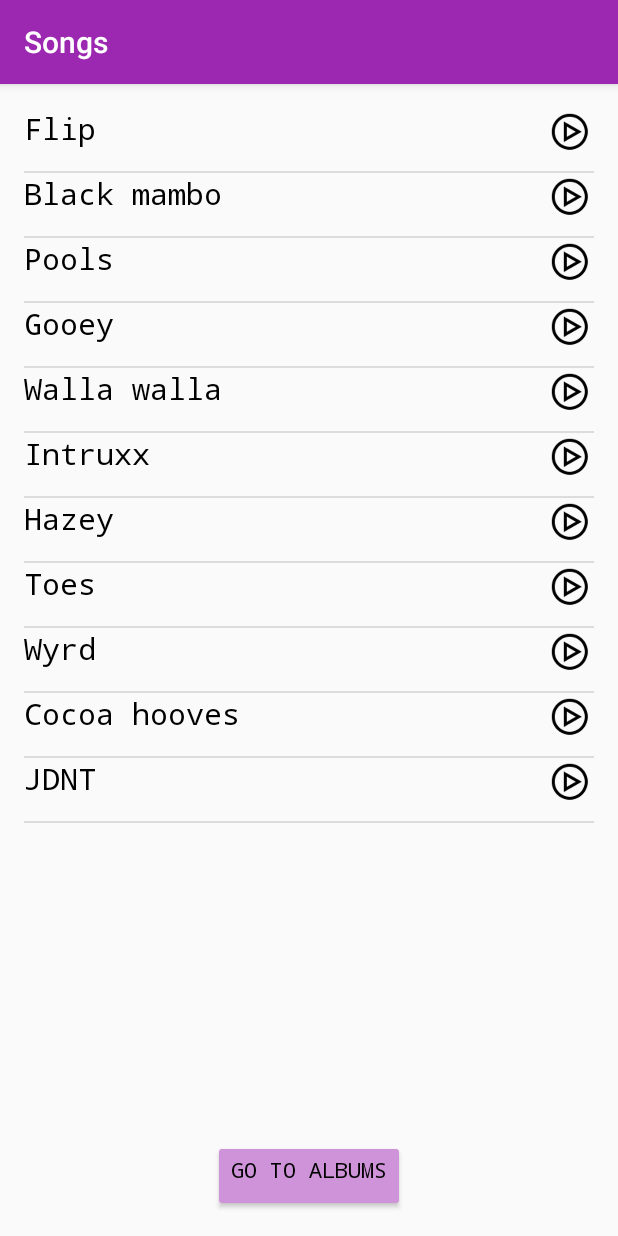
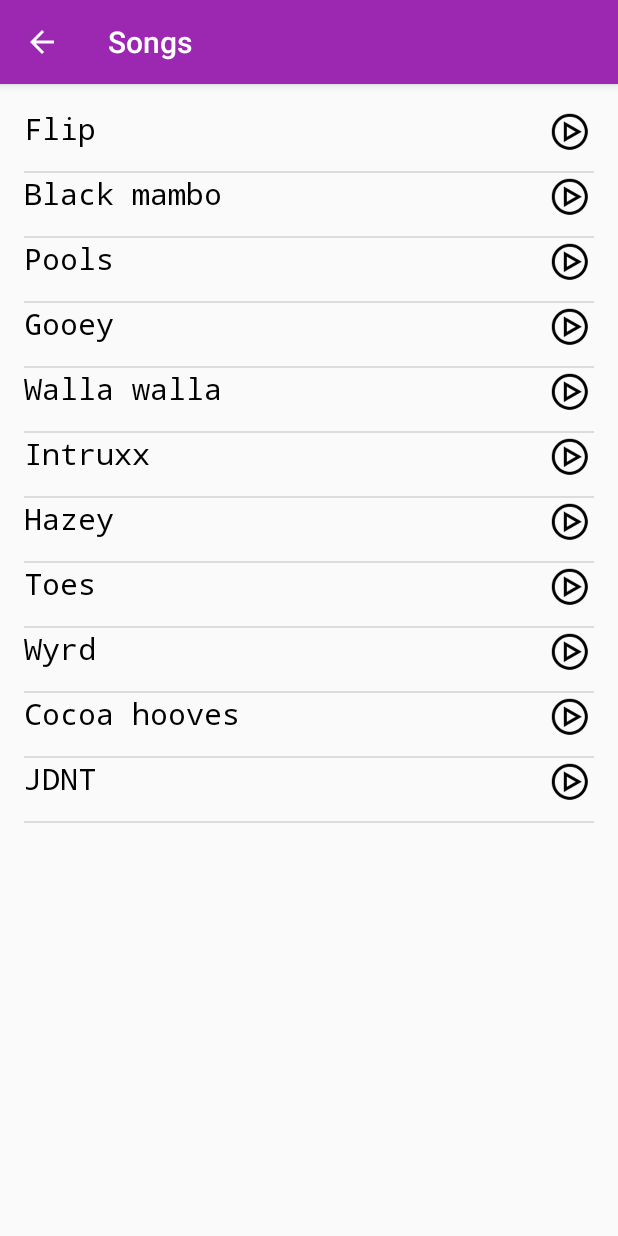
Before and after one commit to mariaLeoveanu/MusicApp, an Android app: the screen it shows after launch (SongsActivity), after a tap on "Zaba", on a phone screen of 412 x 824 dp. Run offline under Robolectric (Android 15) with nearby library versions, the phone set to English and light mode, and no system bars.

Commit message:
Remove back button at the button of the screen, add instead the one action bar

```diff
--- a/app/src/main/AndroidManifest.xml
+++ b/app/src/main/AndroidManifest.xml
@@ -18,11 +18,13 @@
         </activity>
         <activity android:name=".SongsActivity"
             android:label="@string/songs_label"
-            android:theme="@style/SongsTheme" />
+            android:theme="@style/SongsTheme"
+            android:parentActivityName=".MainActivity"/>
 
         <activity android:name=".MusicPlayer"
             android:label="@string/now_playing_label"
-            android:theme="@style/NowPlayingTheme" />
+            android:theme="@style/NowPlayingTheme"
+            android:parentActivityName=".SongsActivity"/>
 
     </application>
 
--- a/app/src/main/java/com/example/android/mymusic/Album.java
+++ b/app/src/main/java/com/example/android/mymusic/Album.java
@@ -1,7 +1,6 @@
 package com.example.android.mymusic;
 
 import java.io.Serializable;
-import java.util.ArrayList;
 
 /**
  * Created by Maria on 25.02.2018.
@@ -12,14 +11,12 @@ public class Album implements Serializable {
     private String albumName;
     private String artist;
     private int numberOfSongs;
-    private ArrayList<Song> songs = new ArrayList<>();
 
-    public Album(int imageID, String nameAlbum, String albumArtist, int numOfSongs, ArrayList<Song> songList) {
+    public Album(int imageID, String nameAlbum, String albumArtist, int numOfSongs) {
         albumArt = imageID;
         albumName = nameAlbum;
         artist = albumArtist;
         numberOfSongs = numOfSongs;
-        songs = songList;
     }
 
     public int getAlbumArt() {
@@ -38,7 +35,4 @@ public class Album implements Serializable {
         return artist;
     }
 
-    public ArrayList<Song> getSongs() {
-        return songs;
-    }
 }
--- a/app/src/main/java/com/example/android/mymusic/AlbumAdapter.java
+++ b/app/src/main/java/com/example/android/mymusic/AlbumAdapter.java
@@ -33,7 +33,7 @@ public class AlbumAdapter extends ArrayAdapter<Album> {
         }
         Album al = getItem(position);
 
-        //set images and texts for the textviews and imageviews for albums
+        //set images and texts for the text views and image views for albums
 
         ImageView albumImage = albumView.findViewById(R.id.album_art_iv);
         albumImage.setImageResource(al.getAlbumArt());
--- a/app/src/main/java/com/example/android/mymusic/MainActivity.java
+++ b/app/src/main/java/com/example/android/mymusic/MainActivity.java
@@ -1,8 +1,9 @@
 package com.example.android.mymusic;
 
 import android.content.Intent;
+import android.content.SharedPreferences;
+import android.os.Bundle;
 import android.support.v7.app.AppCompatActivity;
-import android.os.Bundle;
 import android.view.View;
 import android.widget.AdapterView;
 import android.widget.GridView;
@@ -16,86 +17,15 @@ public class MainActivity extends AppCompatActivity {
         super.onCreate(savedInstanceState);
         setContentView(R.layout.activity_albums);
 
-        //songs in DNA album
-        ArrayList<Song> songsDNA = new ArrayList<>();
-        songsDNA.add(new Song("BLOOD", "Kendrick Lamar", "1:58"));
-        songsDNA.add(new Song("DNA", "Kendrick Lamar", "3:05"));
-        songsDNA.add(new Song("YAH", "Kendrick Lamar", "2:40"));
-        songsDNA.add(new Song("ELEMENT", "Kendrick Lamar", "3:29"));
-        songsDNA.add(new Song("FEEL", "Kendrick Lamar", "3:35"));
-        songsDNA.add(new Song("LOYALTY","Kendrick Lamar", "3:48"));
-        songsDNA.add(new Song("PRIDE", "Kendrick Lamar", "4:35"));
-        songsDNA.add(new Song("HUMBLE", "Kendrick Lamar", "2:57"));
-        songsDNA.add(new Song("LUST", "Kendrick Lamar", "5:08"));
-        songsDNA.add(new Song("LOVE", "Kendrick Lamar","3:33"));
-        songsDNA.add(new Song("XXX", "Kendrick Lamar", "4:14"));
-        songsDNA.add(new Song("FEAR", "Kendrick Lamar", "7:41"));
-        songsDNA.add(new Song("GOD", "Kendrick Lamar", "4:09"));
 
-        //songs in More Life album
-        ArrayList<Song> songsMoreLife = new ArrayList<>();
-        songsMoreLife.add(new Song("Free Smoke", "Drake","2:34"));
-        songsMoreLife.add(new Song("No long talk", "Drake","2:30"));
-        songsMoreLife.add(new Song("Passionfruit","Drake", "4:59"));
-        songsMoreLife.add(new Song("Jorja interlude", "Drake", "1:48"));
-        songsMoreLife.add(new Song("Get it together", "Drake", "4:10"));
-        songsMoreLife.add(new Song("Madiba Riddim", "Drake","3:25"));
-        songsMoreLife.add(new Song("Blem", "Drake","3:37"));
-        songsMoreLife.add(new Song("4422", "Drake", "3:06"));
-        songsMoreLife.add(new Song("Gyalchester", "Drake","3:09"));
-        songsMoreLife.add(new Song("Skepta interlude", "Drake", "2:23"));
-        songsMoreLife.add(new Song("Portland", "Drake","3:57"));
-        songsMoreLife.add(new Song("Sacrifices", "Drake","5:08"));
-        songsMoreLife.add(new Song("Nothings into somethings", "Drake", "2:34"));
-        songsMoreLife.add(new Song("Teenage fever", "Drake", "3:40"));
-        songsMoreLife.add(new Song("KMT", "Drake", "2:43"));
-        songsMoreLife.add(new Song("Lose you", "Drake","5:05"));
-        songsMoreLife.add(new Song("Can't have everything", "Drake","3:49"));
-        songsMoreLife.add(new Song("Glow", "Drake","3:26"));
-        songsMoreLife.add(new Song("Since way back", "Drake","6:08"));
-        songsMoreLife.add(new Song("Free Smoke", "Drake", "2:34"));
-        songsMoreLife.add(new Song("Fake love", "Drake", "3:31"));
-        songsMoreLife.add(new Song("Ice melts", "Drake", "4:11"));
-        songsMoreLife.add(new Song("Do not disturb", "Drake", "4:44"));
+        //creating an array with the albums
+        final ArrayList<Album> albums = new ArrayList<>();
+        albums.add(new Album(R.drawable.damn, "DAMN", "Kendrick Lamar", 14));
+        albums.add(new Album(R.drawable.morelife, "More Life", "Drake", 22));
+        albums.add(new Album(R.drawable.thegetaway, "The Getaway", "Red Hot Chili Peppers", 13));
+        albums.add(new Album(R.drawable.zaba, "Zaba", "Glass Animals", 11));
 
-        //songs in The Getaway album
-        ArrayList<Song> songsTheGetAway = new ArrayList<>();
-        songsTheGetAway.add(new Song("The getaway", "Red Hot Chili Peppers", "4:10"));
-        songsTheGetAway.add(new Song("Dark necessities", "Red Hot Chili Peppers","5:02"));
-        songsTheGetAway.add(new Song("We turn red", "Red Hot Chili Peppers","3:20"));
-        songsTheGetAway.add(new Song("The longest wave", "Red Hot Chili Peppers","3:31"));
-        songsTheGetAway.add(new Song("Goodbye angels", "Red Hot Chili Peppers","4:29"));
-        songsTheGetAway.add(new Song("Sick love", "Red Hot Chili Peppers","3:41"));
-        songsTheGetAway.add(new Song("Go robot", "Red Hot Chili Peppers","4:24"));
-        songsTheGetAway.add(new Song("Feasting on the flowers", "Red Hot Chili Peppers","3:23"));
-        songsTheGetAway.add(new Song("Detroit", "Red Hot Chili Peppers","3:47"));
-        songsTheGetAway.add(new Song("This ticonderoga", "Red Hot Chili Peppers","3:35"));
-        songsTheGetAway.add(new Song("Encore", "Red Hot Chili Peppers","4:15"));
-        songsTheGetAway.add(new Song("The hunter ", "Red Hot Chili Peppers","4:00"));
-        songsTheGetAway.add(new Song("Dreams of a samurai", "Red Hot Chili Peppers","6:09"));
-
-        //songs in Zaba album
-        ArrayList<Song> songsZaba = new ArrayList<>();
-        songsZaba.add(new Song("Flip", "Glass Animals", "3:43"));
-        songsZaba.add(new Song("Black mambo", "Glass Animals", "4:09"));
-        songsZaba.add(new Song("Pools", "Glass Animals", "4:49"));
-        songsZaba.add(new Song("Gooey", "Glass Animals", "4:49"));
-        songsZaba.add(new Song("Walla walla", "Glass Animals", "3:37"));
-        songsZaba.add(new Song("Intruxx", "Glass Animals","2:49"));
-        songsZaba.add(new Song("Hazey", "Glass Animals", "4:26"));
-        songsZaba.add(new Song("Toes", "Glass Animals","4:15"));
-        songsZaba.add(new Song("Wyrd", "Glass Animals","4:06"));
-        songsZaba.add(new Song("Cocoa hooves", "Glass Animals","4:32"));
-        songsZaba.add(new Song("JDNT", "Glass Animals", "4:24"));
-
-        //creating an array with the albums that have each, one array of songs
-        final ArrayList<Album> albums = new ArrayList<>();
-        albums.add(new Album(R.drawable.damn, "DAMN", "Kendrick Lamar", 14, songsDNA));
-        albums.add(new Album(R.drawable.morelife, "More Life", "Drake", 22, songsMoreLife));
-        albums.add(new Album(R.drawable.thegetaway, "The Getaway", "Red Hot Chili Peppers",13, songsTheGetAway));
-        albums.add(new Album(R.drawable.zaba, "Zaba","Glass Animals", 11, songsZaba));
-
-        AlbumAdapter albumAdapter = new AlbumAdapter(this,albums);
+        AlbumAdapter albumAdapter = new AlbumAdapter(this, albums);
 
         //grid view where albums will be displayed
         GridView gridView = findViewById(R.id.album_grid);
@@ -106,12 +36,11 @@ public class MainActivity extends AppCompatActivity {
             @Override
             public void onItemClick(AdapterView<?> adapterView, View view, int i, long l) {
                 Intent intent = new Intent(MainActivity.this, SongsActivity.class);
-              //getting the current album that was clicked at position i
-              Album album = albums.get(i);
-
-              //sending the current album to the next activity
-              intent.putExtra("CurrentAlbum",album);
-
+                //adding the index of the clicked album in sharedPrefs
+                SharedPreferences sharedPreferences = getSharedPreferences("current index", MODE_PRIVATE);
+                SharedPreferences.Editor editor = sharedPreferences.edit();
+                editor.putInt("index of album", i);
+                editor.commit();
                 startActivity(intent);
 
             }
--- a/app/src/main/java/com/example/android/mymusic/Song.java
+++ b/app/src/main/java/com/example/android/mymusic/Song.java
@@ -11,10 +11,12 @@ public class Song implements Serializable{
     private String name;
     private String artist;
     private String duration;
+    private int imageResource;
 
-    public Song (String songName, String songArtist, String length){
+    public Song (String songName, String songArtist, int image, String length){
         name = songName;
         artist = songArtist;
+        imageResource = image;
         duration = length;
     }
 
@@ -27,6 +29,9 @@ public class Song implements Serializable{
     public String getDuration(){
         return duration;
     }
+    public int getImageResource(){
+        return imageResource;
+    }
 
 
 }
--- a/app/src/main/java/com/example/android/mymusic/SongsActivity.java
+++ b/app/src/main/java/com/example/android/mymusic/SongsActivity.java
@@ -4,6 +4,7 @@ import android.content.Intent;
 import android.content.SharedPreferences;
 import android.os.Bundle;
 import android.support.v7.app.AppCompatActivity;
+import android.util.Log;
 import android.view.View;
 import android.widget.AdapterView;
 import android.widget.Button;
@@ -12,47 +13,39 @@ import android.widget.ListView;
 import java.util.ArrayList;
 
 public class SongsActivity extends AppCompatActivity {
-    Button albumsButton;
+
 
     @Override
     protected void onCreate(Bundle savedInstanceState) {
         super.onCreate(savedInstanceState);
         setContentView(R.layout.activity_songs);
+        ListView listSongs;
 
-        //getting the intent
-        Intent albumIntent = getIntent();
+        //getting the shared preferences file
+        SharedPreferences preferences = getSharedPreferences("current index", MODE_PRIVATE);
+        //getting the index
+        final int index = preferences.getInt("index of album", 10);
+        ReturnSongs getSongList = new ReturnSongs();
 
-        //retrieving the data about the current album
-        final Album currentAlbum = (Album) albumIntent.getSerializableExtra("CurrentAlbum");
 
-        //creating an array with the songs in that album
-        final ArrayList<Song> songs = currentAlbum.getSongs();
+        //creating an array list depending on the index of the album
+        final ArrayList<Song> songs = getSongList.getAlbumList(index);
+        listSongs = findViewById(R.id.list_songs);
+        SongAdapter songsAdapter = new SongAdapter(this, songs);
+        listSongs.setAdapter(songsAdapter);
 
-        final ListView listSongs = findViewById(R.id.list_songs);
-        SongAdapter songsAdapter = new SongAdapter(this, songs);
-
-        listSongs.setAdapter(songsAdapter);
         listSongs.setOnItemClickListener(new AdapterView.OnItemClickListener() {
             @Override
             public void onItemClick(AdapterView<?> adapterView, View view, int i, long l) {
                 Intent intent = new Intent(SongsActivity.this, MusicPlayer.class);
-                //sending the index of the song
+                //sending the index of the clicked song and the complete array of song
                 intent.putExtra("Index", i);
-                //putting extra information about the song and the album
-                intent.putExtra("CurrentAlbum", currentAlbum);
+                intent.putExtra("Array of songs", songs);
                 startActivity(intent);
 
             }
         });
-        albumsButton = findViewById(R.id.back_to_albums);
-        albumsButton.setOnClickListener(new View.OnClickListener() {
-            @Override
-            public void onClick(View view) {
-                Intent i = new Intent(SongsActivity.this, MainActivity.class);
-                //no need to put extra, MainActivity only displays albums
-                startActivity(i);
-            }
-        });
+
     }
 
 
--- a/app/src/main/res/layout/activity_songs.xml
+++ b/app/src/main/res/layout/activity_songs.xml
@@ -10,13 +10,5 @@
     android:id="@+id/list_songs"
     android:layout_width="match_parent"
     android:layout_height="match_parent"/>
-    <Button
-        android:id="@+id/back_to_albums"
-        android:layout_width="wrap_content"
-        android:layout_height="wrap_content"
-        android:text="@string/songs_button"
-        android:layout_alignParentBottom="true"
-        android:gravity="center_horizontal"
-        android:layout_centerInParent="true"/>
 
 </RelativeLayout>
```
Also changed, not shown: app/src/main/java/com/example/android/mymusic/MusicPlayer.java (+18 -33 lines), app/src/main/java/com/example/android/mymusic/ReturnSongs.java (added, +96 -0 lines), app/src/main/res/layout/activity_music_player.xml (+0 -7 lines). Lines whose indentation alone changed are shown as unchanged.
